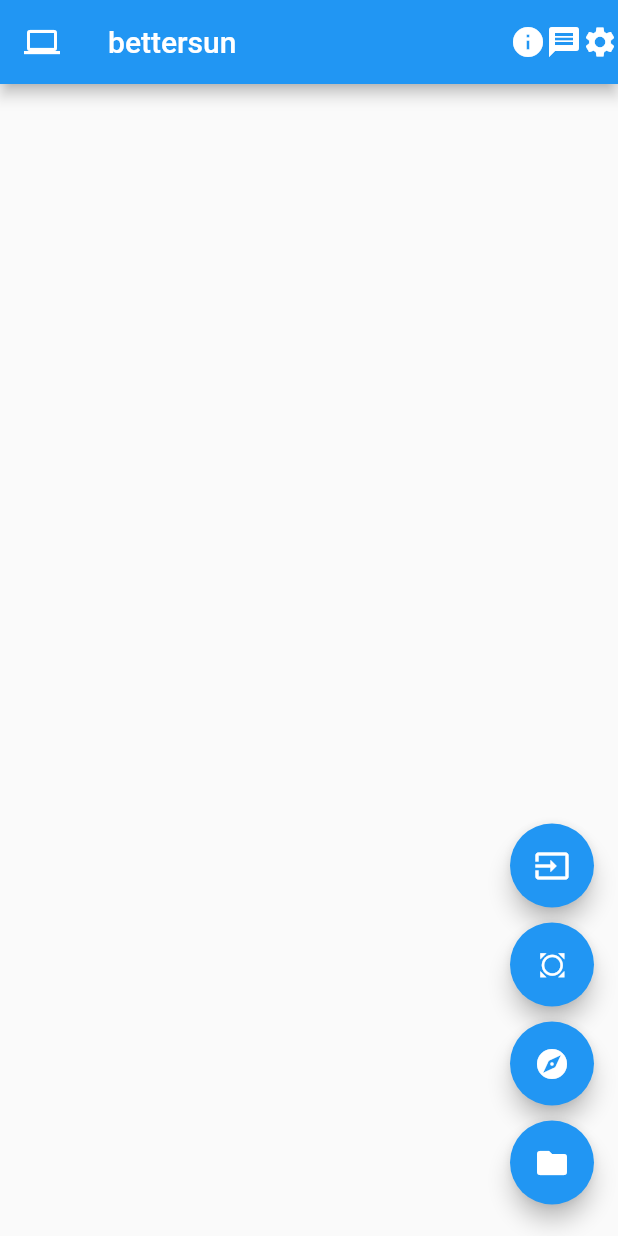
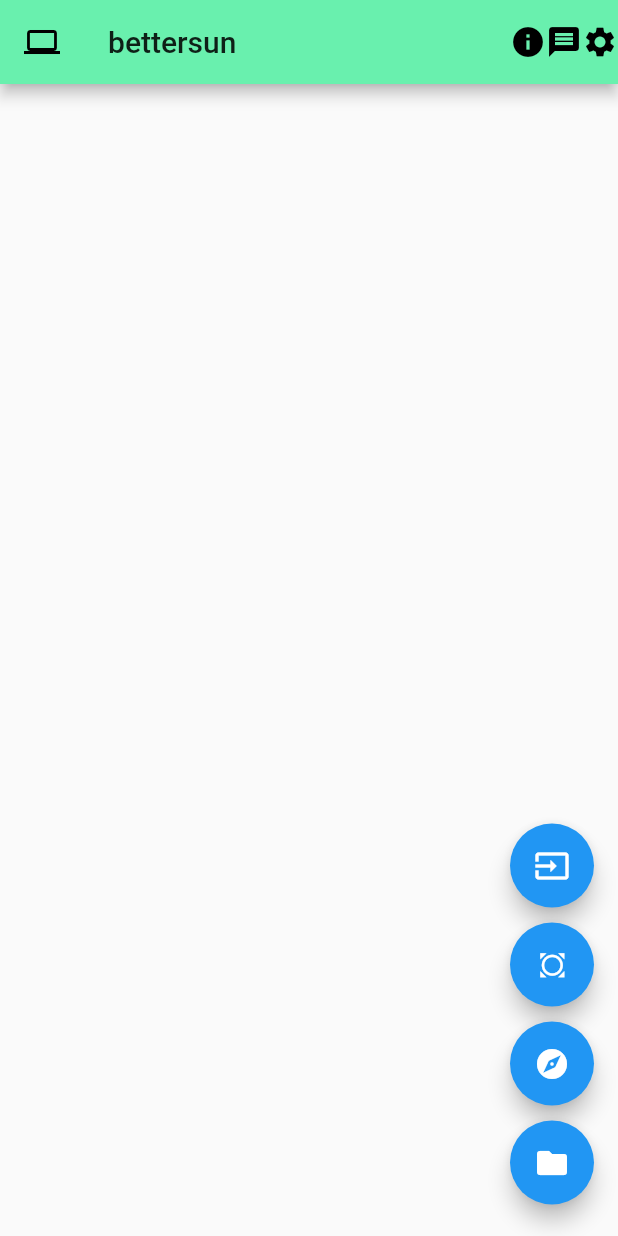
Before and after one commit to bettersun/xtool, a Flutter app: the screen it shows after launch, on a phone screen of 412 x 824 dp. Run offline on Flutter 3.47's test engine with Material 2 defaults, Android fonts, the phone set to English and light mode, and no system bars; our stand-ins replace bloc, equatable, flutter_bloc, kiwi; missing offline and left inert: shared_preferences_windows.

Commit message:
fix theme bug

```diff
--- a/lib/module/app/app.dart
+++ b/lib/module/app/app.dart
@@ -7,12 +7,12 @@ import 'page/home_page.dart';
 class App extends StatelessWidget {
   @override
   Widget build(BuildContext context) {
-    // ignore: always_specify_types
     return BlocProvider(
       create: (_) => ThemeCubit(),
       child: BlocBuilder<ThemeCubit, ThemeData>(
         builder: (_, theme) {
           return MaterialApp(
+            theme: theme,
             home: BlocProvider(
               // 执行子组件的初始加载方法
               create: (_) => AppBloc()..add(AppEvent.load),
```
